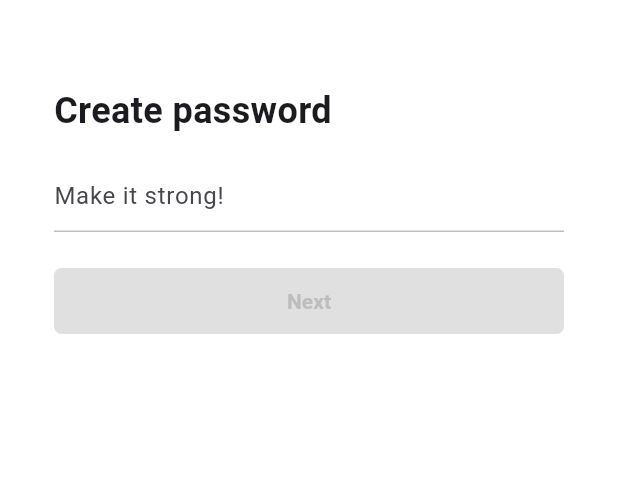
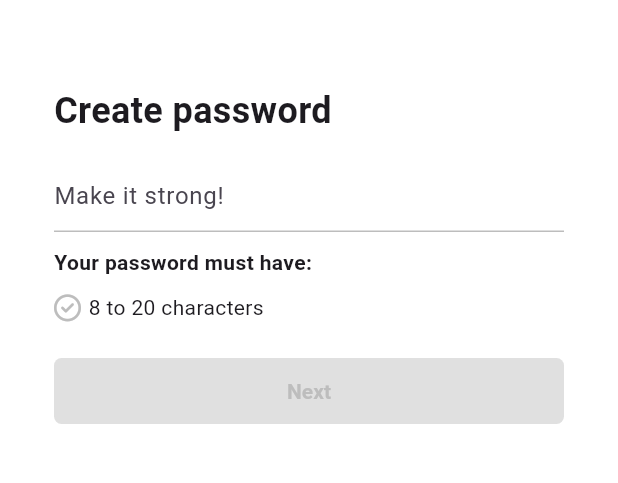
Before and after one commit to James1412/tiktok_clone, a Flutter app: the PasswordScreen screen opened directly, on a phone screen of 412 x 824 dp, the part 59-542 px from its top. Run offline on Flutter 3.47's test engine with Material 3 defaults, Android fonts, the phone set to English and light mode, and no system bars; our stand-ins replace font_awesome_flutter.

Commit message:
isPasswordValid method that returns boolean of whether the password is valid or not. Then, move to next screen

```diff
--- a/lib/features/authentication/password_screen.dart
+++ b/lib/features/authentication/password_screen.dart
@@ -2,6 +2,7 @@ import 'package:flutter/material.dart';
 import 'package:font_awesome_flutter/font_awesome_flutter.dart';
 import 'package:tiktok_clone/constants/gaps.dart';
 import 'package:tiktok_clone/constants/sizes.dart';
+import 'package:tiktok_clone/features/authentication/birthday_screen.dart';
 import 'package:tiktok_clone/features/authentication/widgets/form_button.dart';
 
 class PasswordScreen extends StatefulWidget {
@@ -42,11 +43,11 @@ class _PasswordScreenState extends State<PasswordScreen> {
   }
 
   void _onSubmit(BuildContext context) {
-    if (_password.isEmpty || _isPasswordValid() != null) {
+    if (!_isPasswordValid()) {
       return;
     } else {
       Navigator.of(context).push(
-          MaterialPageRoute(builder: (context) => const PasswordScreen()));
+          MaterialPageRoute(builder: (context) => const BirthdayScreen()));
     }
   }
 
@@ -129,6 +130,27 @@ class _PasswordScreenState extends State<PasswordScreen> {
                 ),
                 cursorColor: Theme.of(context).primaryColor,
               ),
+              Gaps.v10,
+              const Text(
+                "Your password must have:",
+                style: TextStyle(
+                  fontWeight: FontWeight.bold,
+                ),
+              ),
+              Gaps.v10,
+              Row(
+                children: [
+                  FaIcon(
+                    FontAwesomeIcons.circleCheck,
+                    size: Sizes.size16 + Sizes.size2,
+                    color: _isPasswordValid()
+                        ? Colors.green
+                        : Colors.grey.shade400,
+                  ),
+                  Gaps.h5,
+                  const Text("8 to 20 characters")
+                ],
+              ),
               Gaps.v24,
               FormButton(
                 disabled: !_isPasswordValid(),
```
Also changed, not shown: lib/features/authentication/birthday_screen.dart (added, +10 -0 lines).
